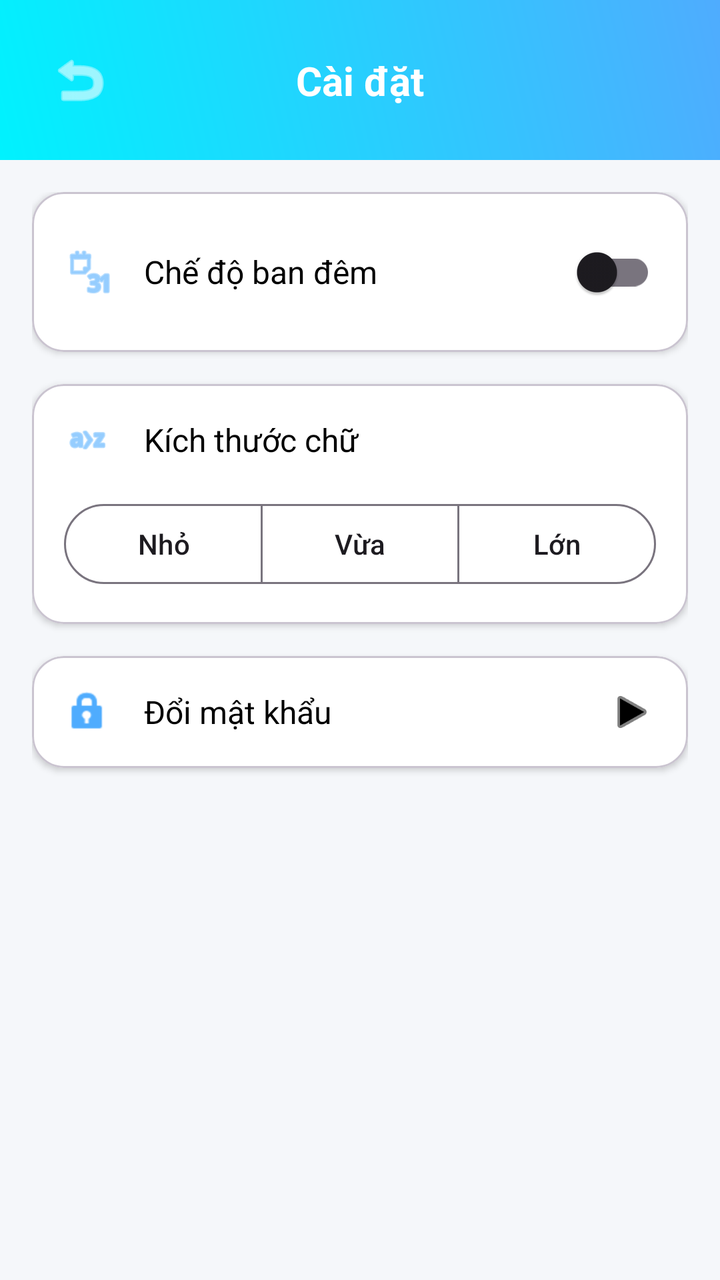
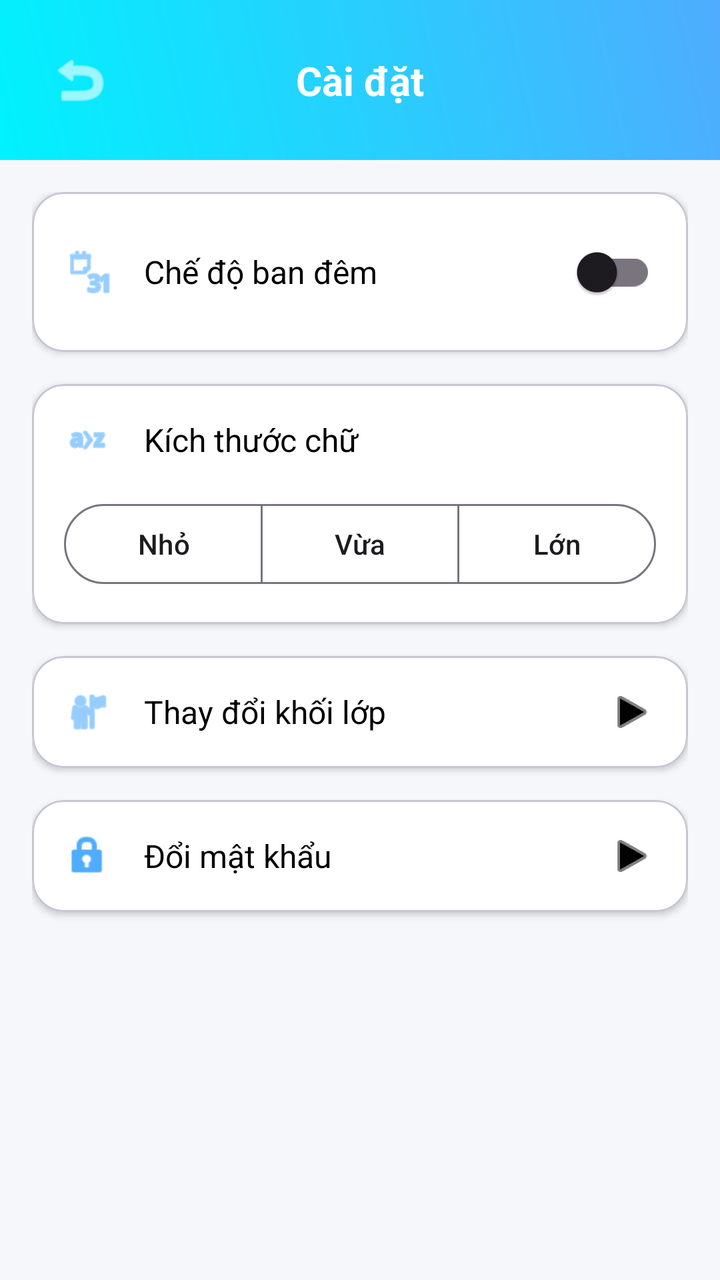

The first picture is an Android layout as it rendered before a commit; the second is the same layout after the commit. The layout source and the unified diff follow.
<!-- AndroidManifest.xml: application theme Theme.Nhom_2_Android_Final -->
<!-- res/layout/activity_settings.xml -->
<?xml version="1.0" encoding="utf-8"?>
<androidx.constraintlayout.widget.ConstraintLayout xmlns:android="http://schemas.android.com/apk/res/android"
    xmlns:app="http://schemas.android.com/apk/res-auto"
    xmlns:tools="http://schemas.android.com/tools"
    android:layout_width="match_parent"
    android:layout_height="match_parent"
    android:background="@drawable/bg_dashboard"
    tools:context=".SettingsActivity">

    <com.google.android.material.appbar.AppBarLayout
        android:id="@+id/appBarLayout"
        android:layout_width="match_parent"
        android:layout_height="wrap_content"
        android:background="@android:color/transparent"
        app:elevation="0dp"
        app:layout_constraintTop_toTopOf="parent">

        <androidx.constraintlayout.widget.ConstraintLayout
            android:layout_width="match_parent"
            android:layout_height="wrap_content"
            android:background="@drawable/bg_gradient"
            android:padding="16dp">

            <ImageButton
                android:id="@+id/btnBack"
                android:layout_width="wrap_content"
                android:layout_height="wrap_content"
                android:background="?attr/selectableItemBackgroundBorderless"
                android:padding="8dp"
                android:src="@android:drawable/ic_menu_revert"
                app:layout_constraintBottom_toBottomOf="parent"
                app:layout_constraintStart_toStartOf="parent"
                app:layout_constraintTop_toTopOf="parent"
                app:tint="@android:color/white"
                android:contentDescription="Quay lại" />

            <TextView
                android:layout_width="wrap_content"
                android:layout_height="wrap_content"
                android:text="@string/settings"
                android:textColor="@android:color/white"
                android:textSize="20sp"
                android:textStyle="bold"
                app:layout_constraintBottom_toBottomOf="parent"
                app:layout_constraintEnd_toEndOf="parent"
                app:layout_constraintStart_toStartOf="parent"
                app:layout_constraintTop_toTopOf="parent" />

        </androidx.constraintlayout.widget.ConstraintLayout>
    </com.google.android.material.appbar.AppBarLayout>

    <LinearLayout
        android:layout_width="match_parent"
        android:layout_height="0dp"
        android:orientation="vertical"
        android:padding="16dp"
        app:layout_constraintBottom_toBottomOf="parent"
        app:layout_constraintTop_toBottomOf="@id/appBarLayout">

        <com.google.android.material.card.MaterialCardView
            android:layout_width="match_parent"
            android:layout_height="wrap_content"
            android:layout_marginBottom="16dp"
            app:cardBackgroundColor="@color/card_bg"
            app:cardCornerRadius="16dp"
            app:cardElevation="2dp">

            <LinearLayout
                android:layout_width="match_parent"
                android:layout_height="wrap_content"
                android:gravity="center_vertical"
                android:orientation="horizontal"
                android:padding="16dp">

                <ImageView
                    android:layout_width="24dp"
                    android:layout_height="24dp"
                    android:src="@android:drawable/ic_menu_month"
                    app:tint="@color/colorPrimary" />

                <TextView
                    android:layout_width="0dp"
                    android:layout_height="wrap_content"
                    android:layout_marginStart="16dp"
                    android:layout_weight="1"
                    android:text="@string/dark_mode"
                    android:textColor="@color/text_main"
                    android:textSize="16sp" />

                <com.google.android.material.switchmaterial.SwitchMaterial
                    android:id="@+id/switchDarkMode"
                    android:layout_width="wrap_content"
                    android:layout_height="wrap_content" />
            </LinearLayout>
        </com.google.android.material.card.MaterialCardView>

        <com.google.android.material.card.MaterialCardView
            android:layout_width="match_parent"
            android:layout_height="wrap_content"
            android:layout_marginBottom="16dp"
            app:cardBackgroundColor="@color/card_bg"
            app:cardCornerRadius="16dp"
            app:cardElevation="2dp">

            <LinearLayout
                android:layout_width="match_parent"
                android:layout_height="wrap_content"
                android:orientation="vertical"
                android:padding="16dp">

                <LinearLayout
                    android:layout_width="match_parent"
                    android:layout_height="wrap_content"
                    android:gravity="center_vertical"
                    android:orientation="horizontal">

                    <ImageView
                        android:layout_width="24dp"
                        android:layout_height="24dp"
                        android:src="@android:drawable/ic_menu_sort_alphabetically"
                        app:tint="@color/colorPrimary" />

                    <TextView
                        android:layout_width="wrap_content"
                        android:layout_height="wrap_content"
                        android:layout_marginStart="16dp"
                        android:text="@string/font_size"
                        android:textColor="@color/text_main"
                        android:textSize="16sp" />
                </LinearLayout>

                <com.google.android.material.button.MaterialButtonToggleGroup
                    android:id="@+id/toggleGroupFontSize"
                    android:layout_width="match_parent"
                    android:layout_height="wrap_content"
                    android:layout_marginTop="16dp"
                    app:singleSelection="true">

                    <com.google.android.material.button.MaterialButton
                        android:id="@+id/btnSmall"
                        style="@style/Widget.Material3.Button.OutlinedButton"
                        android:layout_width="0dp"
                        android:layout_height="wrap_content"
                        android:layout_weight="1"
                        android:text="@string/font_small" />

                    <com.google.android.material.button.MaterialButton
                        android:id="@+id/btnMedium"
                        style="@style/Widget.Material3.Button.OutlinedButton"
                        android:layout_width="0dp"
                        android:layout_height="wrap_content"
                        android:layout_weight="1"
                        android:text="@string/font_medium" />

                    <com.google.android.material.button.MaterialButton
                        android:id="@+id/btnLarge"
                        style="@style/Widget.Material3.Button.OutlinedButton"
                        android:layout_width="0dp"
                        android:layout_height="wrap_content"
                        android:layout_weight="1"
                        android:text="@string/font_large" />
                </com.google.android.material.button.MaterialButtonToggleGroup>

            </LinearLayout>
        </com.google.android.material.card.MaterialCardView>

        
        <com.google.android.material.card.MaterialCardView
            android:id="@+id/cardChangePassword"
            android:layout_width="match_parent"
            android:layout_height="wrap_content"
            android:clickable="true"
            android:focusable="true"
            app:cardBackgroundColor="@color/card_bg"
            app:cardCornerRadius="16dp"
            app:cardElevation="2dp">

            <LinearLayout
                android:layout_width="match_parent"
                android:layout_height="wrap_content"
                android:gravity="center_vertical"
                android:orientation="horizontal"
                android:padding="16dp">

                <ImageView
                    android:layout_width="24dp"
                    android:layout_height="24dp"
                    android:src="@android:drawable/ic_lock_idle_lock"
                    app:tint="@color/colorPrimary" />

                <TextView
                    android:layout_width="0dp"
                    android:layout_height="wrap_content"
                    android:layout_marginStart="16dp"
                    android:layout_weight="1"
                    android:text="Đổi mật khẩu"
                    android:textColor="@color/text_main"
                    android:textSize="16sp" />

                <ImageView
                    android:layout_width="24dp"
                    android:layout_height="24dp"
                    android:src="@android:drawable/ic_media_play"
                    app:tint="@color/text_main" />
            </LinearLayout>
        </com.google.android.material.card.MaterialCardView>

    </LinearLayout>

</androidx.constraintlayout.widget.ConstraintLayout>
<!-- resources referenced by this layout -->
<resources>
  <color name="card_bg">#FFFFFF</color>
  <color name="colorPrimary">#4facfe</color>
  <color name="text_main">#000000</color>
  <!-- drawable bg_dashboard (drawable) -->
  <?xml version="1.0" encoding="utf-8"?>
  <shape xmlns:android="http://schemas.android.com/apk/res/android">
      <solid android:color="@color/dashboard_bg" />
  </shape>
  <!-- drawable bg_gradient (drawable) -->
  <?xml version="1.0" encoding="utf-8"?>
  <shape xmlns:android="http://schemas.android.com/apk/res/android">
      <gradient
          android:angle="45"
          android:endColor="#4facfe"
          android:startColor="#00f2fe"
          android:type="linear" />
  </shape>
  <string name="dark_mode">Chế độ ban đêm</string>
  <string name="font_large">Lớn</string>
  <string name="font_medium">Vừa</string>
  <string name="font_size">Kích thước chữ</string>
  <string name="font_small">Nhỏ</string>
  <string name="settings">Cài đặt</string>
  <style name="Theme.Nhom_2_Android_Final" parent="Base.Theme.Nhom_2_Android_Final" />
  <color name="dashboard_bg">#F5F7FA</color>
  <style name="Base.Theme.Nhom_2_Android_Final" parent="Theme.Material3.DayNight.NoActionBar">
          
          <item name="colorPrimary">@color/colorPrimary</item>
          <item name="android:statusBarColor">@color/colorPrimary</item>
      </style>
</resources>

<!-- the commit's change to res/layout/activity_settings.xml (unified diff, before → after) -->
@@ -166,6 +166,48 @@
 
         
         <com.google.android.material.card.MaterialCardView
+            android:id="@+id/cardChangeGrade"
+            android:layout_width="match_parent"
+            android:layout_height="wrap_content"
+            android:layout_marginBottom="16dp"
+            android:clickable="true"
+            android:focusable="true"
+            app:cardBackgroundColor="@color/card_bg"
+            app:cardCornerRadius="16dp"
+            app:cardElevation="2dp">
+
+            <LinearLayout
+                android:layout_width="match_parent"
+                android:layout_height="wrap_content"
+                android:gravity="center_vertical"
+                android:orientation="horizontal"
+                android:padding="16dp">
+
+                <ImageView
+                    android:layout_width="24dp"
+                    android:layout_height="24dp"
+                    android:src="@android:drawable/ic_menu_myplaces"
+                    app:tint="@color/colorPrimary" />
+
+                <TextView
+                    android:layout_width="0dp"
+                    android:layout_height="wrap_content"
+                    android:layout_marginStart="16dp"
+                    android:layout_weight="1"
+                    android:text="Thay đổi khối lớp"
+                    android:textColor="@color/text_main"
+                    android:textSize="16sp" />
+
+                <ImageView
+                    android:layout_width="24dp"
+                    android:layout_height="24dp"
+                    android:src="@android:drawable/ic_media_play"
+                    app:tint="@color/text_main" />
+            </LinearLayout>
+        </com.google.android.material.card.MaterialCardView>
+
+        
+        <com.google.android.material.card.MaterialCardView
             android:id="@+id/cardChangePassword"
             android:layout_width="match_parent"
             android:layout_height="wrap_content"
